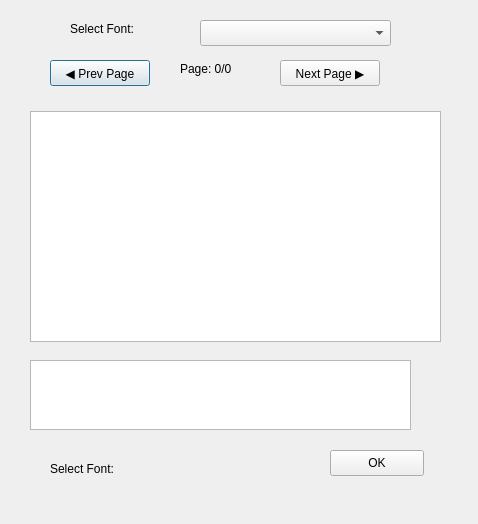
Old version of the form dialog.ui in the repository thanhduongvs/kicad-text-label.
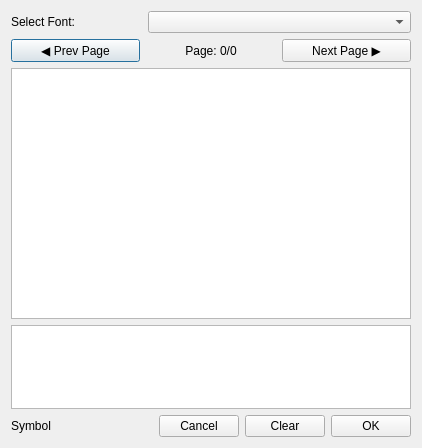
New version of the form.

```diff
--- a/dialog.ui
+++ b/dialog.ui
@@ -6,121 +6,128 @@
    <rect>
     <x>0</x>
     <y>0</y>
-    <width>478</width>
-    <height>524</height>
+    <width>420</width>
+    <height>448</height>
    </rect>
   </property>
   <property name="windowTitle">
    <string>Icon / Character Picker</string>
   </property>
+  <layout class="QGridLayout" name="gridLayout">
+   <item row="0" column="0">
+    <layout class="QVBoxLayout" name="verticalLayout" stretch="0,0,3,1,0">
+     <property name="sizeConstraint">
+      <enum>QLayout::SizeConstraint::SetMinimumSize</enum>
+     </property>
+     <item>
+      <layout class="QHBoxLayout" name="horizontalLayout" stretch="1,2">
+       <property name="sizeConstraint">
+        <enum>QLayout::SizeConstraint::SetMinimumSize</enum>
+       </property>
+       <item>
   <widget class="QLabel" name="labelFont">
-   <property name="geometry">
-    <rect>
-     <x>70</x>
-     <y>20</y>
-     <width>81</width>
-     <height>18</height>
-    </rect>
-   </property>
    <property name="text">
     <string>Select Font:</string>
    </property>
   </widget>
-  <widget class="QLabel" name="labelPage">
-   <property name="geometry">
-    <rect>
-     <x>180</x>
-     <y>60</y>
-     <width>66</width>
-     <height>18</height>
-    </rect>
-   </property>
-   <property name="text">
-    <string>Page: 0/0</string>
-   </property>
-  </widget>
+       </item>
+       <item>
+        <widget class="QComboBox" name="comboFonts"/>
+       </item>
+      </layout>
+     </item>
+     <item>
+      <layout class="QHBoxLayout" name="horizontalLayout_2" stretch="1,1,1">
+       <item>
   <widget class="QPushButton" name="buttonPrev">
-   <property name="geometry">
-    <rect>
-     <x>50</x>
-     <y>60</y>
-     <width>100</width>
-     <height>26</height>
-    </rect>
-   </property>
    <property name="text">
     <string>◀ Prev Page</string>
    </property>
   </widget>
+       </item>
+       <item>
+        <widget class="QLabel" name="labelPage">
+         <property name="text">
+          <string>Page: 0/0</string>
+         </property>
+         <property name="alignment">
+          <set>Qt::AlignmentFlag::AlignCenter</set>
+         </property>
+        </widget>
+       </item>
+       <item>
   <widget class="QPushButton" name="buttonNext">
-   <property name="geometry">
-    <rect>
-     <x>280</x>
-     <y>60</y>
-     <width>100</width>
-     <height>26</height>
-    </rect>
-   </property>
    <property name="text">
     <string>Next Page ▶</string>
    </property>
   </widget>
+       </item>
+      </layout>
+     </item>
+     <item>
   <widget class="QTableWidget" name="tableWidget">
-   <property name="geometry">
-    <rect>
-     <x>30</x>
-     <y>111</y>
-     <width>411</width>
-     <height>231</height>
-    </rect>
-   </property>
-  </widget>
+       <property name="minimumSize">
+        <size>
+         <width>400</width>
+         <height>250</height>
+        </size>
+       </property>
+      </widget>
+     </item>
+     <item>
+      <widget class="QPlainTextEdit" name="plainTextEdit">
+       <property name="maximumSize">
+        <size>
+         <width>16777215</width>
+         <height>200</height>
+        </size>
+       </property>
+      </widget>
+     </item>
+     <item>
+      <layout class="QHBoxLayout" name="horizontalLayout_3" stretch="1,0,0,0">
+       <item>
+        <widget class="QLabel" name="labelText">
+         <property name="text">
+          <string>Symbol</string>
+         </property>
+        </widget>
+       </item>
+       <item>
+        <widget class="QPushButton" name="buttonCancel">
+         <property name="text">
+          <string>Cancel</string>
+         </property>
+         <property name="autoDefault">
+          <bool>false</bool>
+         </property>
+        </widget>
+       </item>
+       <item>
+        <widget class="QPushButton" name="buttonClear">
+         <property name="text">
+          <string>Clear</string>
+         </property>
+         <property name="autoDefault">
+          <bool>false</bool>
+         </property>
+        </widget>
+       </item>
+       <item>
   <widget class="QPushButton" name="buttonOK">
-   <property name="geometry">
-    <rect>
-     <x>330</x>
-     <y>450</y>
-     <width>94</width>
-     <height>26</height>
-    </rect>
-   </property>
    <property name="text">
     <string>OK</string>
    </property>
-  </widget>
-  <widget class="QLabel" name="labelText">
-   <property name="geometry">
-    <rect>
-     <x>50</x>
-     <y>460</y>
-     <width>231</width>
-     <height>18</height>
-    </rect>
-   </property>
-   <property name="text">
-    <string>Select Font:</string>
-   </property>
-  </widget>
-  <widget class="QComboBox" name="comboFonts">
-   <property name="geometry">
-    <rect>
-     <x>200</x>
-     <y>20</y>
-     <width>191</width>
-     <height>26</height>
-    </rect>
-   </property>
-  </widget>
-  <widget class="QPlainTextEdit" name="plainTextEdit">
-   <property name="geometry">
-    <rect>
-     <x>30</x>
-     <y>360</y>
-     <width>381</width>
-     <height>70</height>
-    </rect>
-   </property>
-  </widget>
+         <property name="autoDefault">
+          <bool>false</bool>
+         </property>
+        </widget>
+       </item>
+      </layout>
+     </item>
+    </layout>
+   </item>
+  </layout>
  </widget>
  <resources/>
  <connections/>
```
Lines whose indentation alone changed are shown as unchanged.
